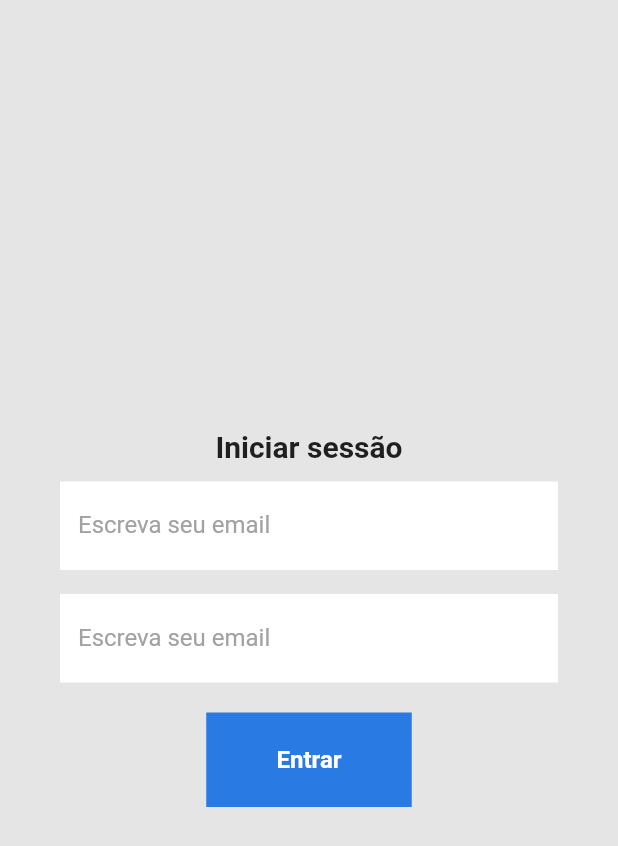
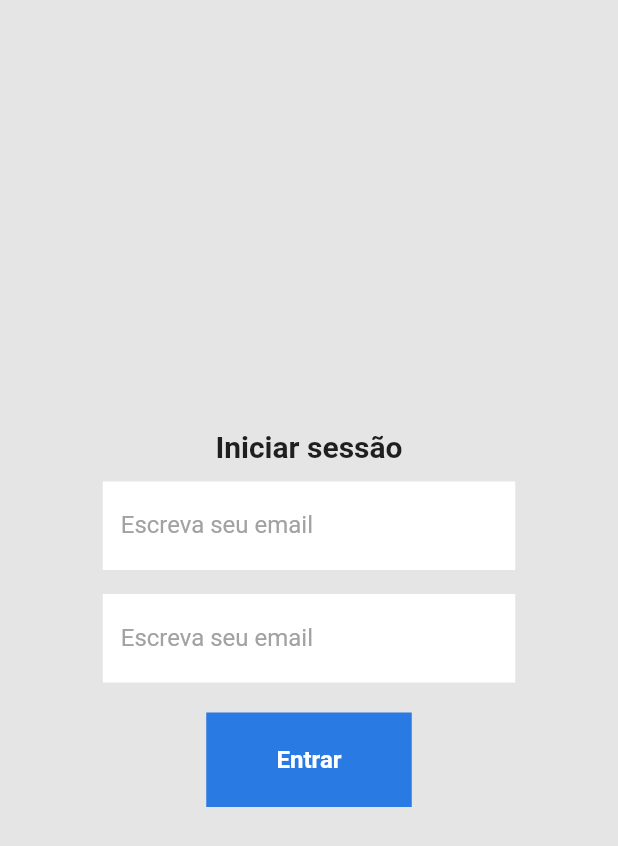
Before and after one commit to leocds13/AluraGeek, a Flutter app: the _LoginForm widget shown alone on an empty page, opened directly, on a phone screen of 412 x 824 dp. Shown: the top 846 px of the screen. Run offline on Flutter 3.47's test engine with Material 2 defaults, Android fonts, the phone set to English and light mode, and no system bars; our stand-ins replace responsive_grid; Roboto replaces fonts that are missing (Raleway).

Commit message:
Implemented Responsive LoginScreen

```diff
--- a/lib/screens/login_screen.dart
+++ b/lib/screens/login_screen.dart
@@ -1,4 +1,5 @@
 import 'package:alura_geek/config/palette.dart';
+import 'package:alura_geek/config/responsive.dart';
 import 'package:alura_geek/widgets/widgets.dart';
 import 'package:flutter/material.dart';
 
@@ -31,11 +32,14 @@ class _LoginForm extends StatelessWidget {
   Widget build(BuildContext context) {
     return Container(
       color: Palette.offsetWhite,
-      child: Padding(
-        padding: const EdgeInsets.symmetric(
-          vertical: 100,
-          horizontal: 40.0,
-        ),
+      child: Center(
+        child: SizedBox(
+          width: Responsive.isDescktop(context: context) ? 423 : 275,
+          height: Responsive.isMobile(context: context)
+              ? 362
+              : Responsive.isTablet(context: context)
+                  ? 295
+                  : 473,
           child: Column(
             mainAxisAlignment: MainAxisAlignment.center,
             children: [
@@ -65,6 +69,7 @@ class _LoginForm extends StatelessWidget {
             ],
           ),
         ),
+      ),
     );
   }
 }
```
Lines whose indentation alone changed are shown as unchanged.
